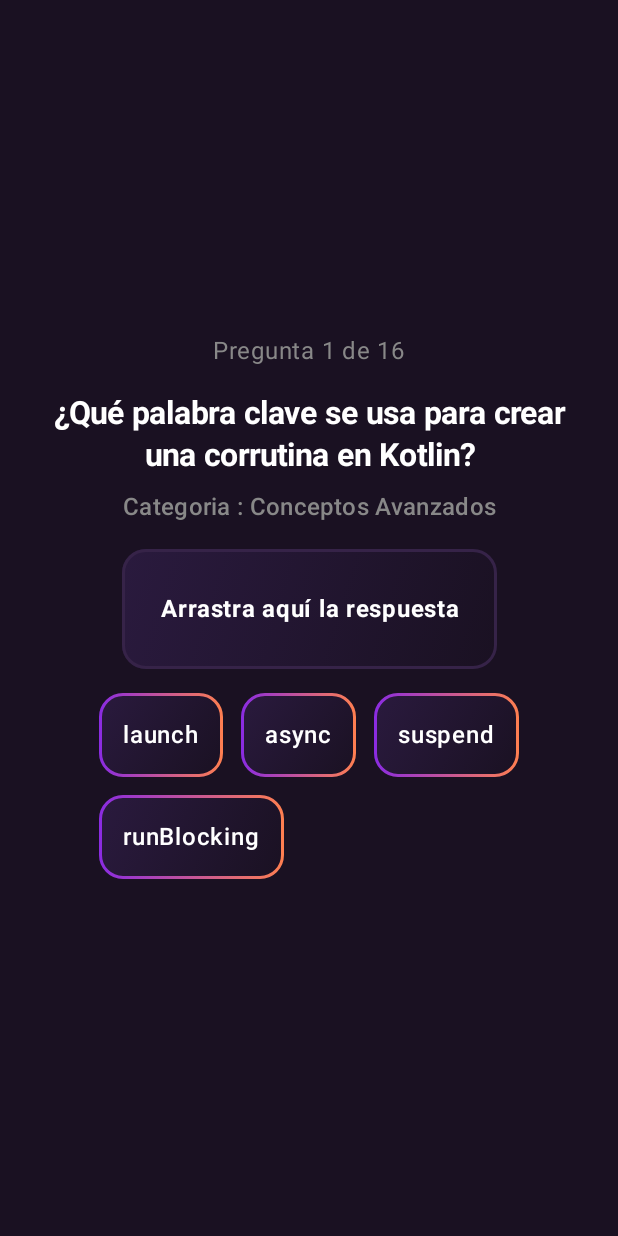
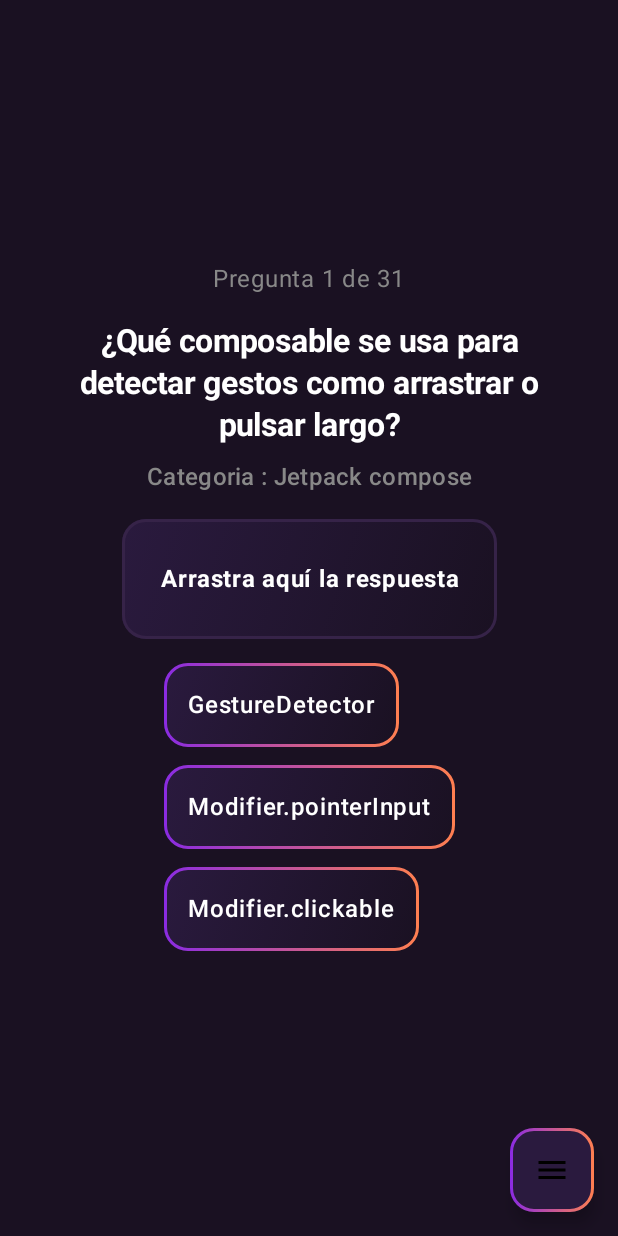
Before and after one commit to SantiagoGrinblat/KotlinQuiz, an Android app built with Jetpack Compose: the screen it shows after launch (MainActivity), on a phone screen of 412 x 824 dp. Run offline under Robolectric (Android 15) with nearby library versions, the phone set to English and light mode, and no system bars.

Commit message:
se creo menu lateral, para poder filtrar preguntas y se agreagron mas de estas

```diff
--- a/app/src/main/java/com/santidev/kotlinquiz/MainActivity.kt
+++ b/app/src/main/java/com/santidev/kotlinquiz/MainActivity.kt
@@ -4,8 +4,13 @@ import android.os.Bundle
 import androidx.activity.ComponentActivity
 import androidx.activity.compose.setContent
 import androidx.activity.enableEdgeToEdge
+import androidx.compose.foundation.layout.Box
+import androidx.compose.foundation.layout.fillMaxSize
+import androidx.compose.foundation.layout.padding
+import androidx.compose.ui.Modifier
 import com.santidev.kotlinquiz.ui.screen.QuizScreen
 import com.santidev.kotlinquiz.ui.theme.KotlinQuizTheme
+import com.santidev.kotlinquiz.utils.DetailedMenu
 
 class MainActivity : ComponentActivity() {
   override fun onCreate(savedInstanceState: Bundle?) {
@@ -13,7 +18,14 @@ class MainActivity : ComponentActivity() {
     enableEdgeToEdge()
     setContent {
       KotlinQuizTheme {
-        QuizScreen()
+        DetailedMenu { paddingValues ->
+          Box(modifier = Modifier
+            .fillMaxSize()
+            .padding(paddingValues)
+          ) {
+            QuizScreen()
+          }
+        }
       }
     }
   }
--- a/app/src/main/java/com/santidev/kotlinquiz/data/SampleQuestions.kt
+++ b/app/src/main/java/com/santidev/kotlinquiz/data/SampleQuestions.kt
@@ -132,4 +132,124 @@ val sampleQuestions = listOf(
     explanation = "Las lambdas son funciones anónimas que se pueden pasar como parámetros o asignar a variables.",
     category = QuestionCategory.ADVANCED.displayName
   ),
+  Question(
+    id = 17,
+    text = "¿Cuál es la palabra clave para crear una variable que NO puede ser nula?",
+    options = listOf("var", "val", "lateinit"),
+    correctAnswer = "lateinit",
+    explanation = "lateinit permite declarar propiedades no nulas que se inicializan después, pero garantiza que no serán null cuando se accedan.",
+    category = QuestionCategory.FUNDAMENTALS.displayName
+  ),
+  Question(
+    id = 18,
+    text = "¿Qué operador se usa para el safe call en Kotlin?",
+    options = listOf("( !! )", "( ?. )", "( ?.let )"),
+    correctAnswer = "( ?. )",
+    explanation = "El operador ?. permite llamar métodos o acceder a propiedades solo si el objeto no es null, evitando NullPointerException.",
+    category = QuestionCategory.FUNDAMENTALS.displayName
+  ),
+  Question(
+    id = 19,
+    text = "¿Cuál es la diferencia entre '==' y '===' en Kotlin??",
+    options = listOf("No hay diferencia", "== compara valor, === compara referencia", "== compara referencia, === compara valor"),
+    correctAnswer = "== compara valor, === compara referencia",
+    explanation = "== compara el contenido (llama a equals()), mientras que === compara si son el mismo objeto en memoria.",
+    category = QuestionCategory.FUNDAMENTALS.displayName
+  ),
+  Question(
+    id = 20,
+    text = "¿Cuál es el operador Elvis en Kotlin?",
+    options = listOf("( ?: )", "( ?? )", "( ?! )"),
+    correctAnswer = "( ?: )",
+    explanation = "se utiliza para manejar valores nulos de manera concisa y segura, proporcionando un valor predeterminado cuando una expresión es nula. Si la expresión a la izquierda del operador no es nula, se devuelve su valor; si es nula, se devuelve el valor a la derecha del operador.",
+    category = QuestionCategory.FUNDAMENTALS.displayName
+  ),
+  Question(
+    id = 21,
+    text = "¿Cuál es la diferencia entre 'LazyColumn' y 'Column'?",
+    options = listOf("LazyColumn solo soporta listas pequeñas", "Column siempre recicla vistas, LazyColumn no", "LazyColumn solo renderiza elementos visibles"),
+    correctAnswer = "LazyColumn solo renderiza elementos visibles",
+    explanation = "LazyColumn es eficiente porque solo compone los ítems visibles y algunos adicionales para el scroll.",
+    category = QuestionCategory.COMPOSE.displayName
+  ),
+  Question(
+    id = 22,
+    text = "¿Cuál es el propósito de 'SideEffect' en Compose?",
+    options = listOf("Ejecutar código cada vez que ocurre una recomposición", "Evitar fugas de memoria", "Persistir estado entre recomposiciones"),
+    correctAnswer = "Ejecutar código cada vez que ocurre una recomposición",
+    explanation = "SideEffect se usa para ejecutar acciones que deben ocurrir en cada recomposición.",
+    category = QuestionCategory.COMPOSE.displayName
+  ),
+  Question(
+    id = 23,
+    text = "¿Qué hace 'AnimatedVisibility'?",
+    options = listOf("Cambia colores de fondo", "Muestra u oculta un composable con animación", "Redibuja automáticamente al cambiar de estado"),
+    correctAnswer = "Muestra u oculta un composable con animación",
+    explanation = "AnimatedVisibility es ideal para transiciones suaves al mostrar/ocultar elementos.",
+    category = QuestionCategory.COMPOSE.displayName
+  ),
+  Question(
+    id = 24,
+    text = "¿Cuál es el rol del 'Scaffold' en Compose?",
+    options = listOf("Proporcionar una estructura de pantalla con barra superior, inferior, FAB, etc.", "Crear layouts flexibles", "Mostrar datos en tablas"),
+    correctAnswer = "Proporcionar una estructura de pantalla con barra superior, inferior, FAB, etc.",
+    explanation = "Scaffold organiza pantallas completas con componentes de Material Design de manera coherente.",
+    category = QuestionCategory.COMPOSE.displayName
+  ),
+  Question(
+    id = 25,
+    text = "¿Qué composable se usa para detectar gestos como arrastrar o pulsar largo?",
+    options = listOf("GestureDetector", "Modifier.pointerInput", "Modifier.clickable"),
+    correctAnswer = "Modifier.pointerInput",
+    explanation = "pointerInput permite manejar gestos personalizados como drag, long press o multitouch.",
+    category = QuestionCategory.COMPOSE.displayName
+  ),
+  Question(
+    id = 26,
+    text = "¿Qué hace 'Crossfade' en Compose?",
+    options = listOf("Aplica transición de opacidad entre dos composables", "Duplica un composable", "Cambia el color de fondo gradualmente"),
+    correctAnswer = "Aplica transición de opacidad entre dos composables",
+    explanation = "Crossfade permite animar un cambio entre dos composables con efecto de desvanecimiento.",
+    category = QuestionCategory.COMPOSE.displayName
+  ),
+  Question(
+    id = 27,
+    text = "¿Qué función usas para observar un Flow en Compose?",
+    options = listOf("observeAsState()", "collectAsState()", "rememberFlow()"),
+    correctAnswer = "collectAsState()",
+    explanation = "collectAsState convierte un Flow en un State observable por Compose.",
+    category = QuestionCategory.COMPOSE.displayName
+  ),
+  Question(
+    id = 28,
+    text = "¿Qué diferencia hay entre 'LocalContext.current' y 'LocalLifecycleOwner.current'?",
+    options = listOf("LocalContext da acceso al contexto de Android, LocalLifecycleOwner al ciclo de vida", "Son equivalentes", "Ambos devuelven un Context"),
+    correctAnswer = "LocalContext da acceso al contexto de Android, LocalLifecycleOwner al ciclo de vida",
+    explanation = "LocalContext.current da el contexto Android, LocalLifecycleOwner.current permite acceder al ciclo de vida actual.",
+    category = QuestionCategory.COMPOSE.displayName
+  ),
+  Question(
+    id = 29,
+    text = "¿Cuál es la diferencia entre 'interface' y 'abstract class'?",
+    options = listOf("Son equivalentes", "Una interface no guarda estado, una abstract class sí puede", "Solo las interfaces pueden tener constructores"),
+    correctAnswer = "Una interface no guarda estado, una abstract class sí puede",
+    explanation = "Las interfaces definen contratos sin estado, mientras que las abstract class pueden contener propiedades con estado.",
+    category = QuestionCategory.POO.displayName
+  ),
+  Question(
+    id = 30,
+    text = "¿Qué es el polimorfismo en Kotlin?",
+    options = listOf("La posibilidad de usar genéricos", "El paso por referencia", "La capacidad de una función/clase de tener múltiples formas",),
+    correctAnswer = "La capacidad de una función/clase de tener múltiples formas",
+    explanation = "El polimorfismo permite que una clase hija sobrescriba comportamientos de la clase padre o comparta una misma interfaz.",
+    category = QuestionCategory.POO.displayName
+  ),
+  Question(
+    id = 31,
+    text = "¿Qué diferencia hay entre 'companion object' y 'object' normal?",
+    options = listOf("Son equivalentes", "companion object está ligado a una clase, object normal es un singleton global", "companion object no puede contener métodos"),
+    correctAnswer = "companion object está ligado a una clase, object normal es un singleton global",
+    explanation = "El companion object sirve para miembros estáticos asociados a una clase.",
+    category = QuestionCategory.POO.displayName
+  ),
 )
--- /dev/null
+++ b/app/src/main/java/com/santidev/kotlinquiz/utils/DetailedMenu.kt
@@ -0,0 +1,134 @@
+package com.santidev.kotlinquiz.utils
+
+import FilteredList
+import androidx.compose.foundation.background
+import androidx.compose.foundation.border
+import androidx.compose.foundation.layout.Box
+import androidx.compose.foundation.layout.Column
+import androidx.compose.foundation.layout.PaddingValues
+import androidx.compose.foundation.layout.Spacer
+import androidx.compose.foundation.layout.fillMaxSize
+import androidx.compose.foundation.layout.fillMaxWidth
+import androidx.compose.foundation.layout.height
+import androidx.compose.foundation.layout.padding
+import androidx.compose.foundation.lazy.grid.GridCells
+import androidx.compose.foundation.lazy.grid.LazyVerticalGrid
+import androidx.compose.foundation.lazy.grid.items
+import androidx.compose.foundation.rememberScrollState
+import androidx.compose.foundation.shape.RoundedCornerShape
+import androidx.compose.foundation.verticalScroll
+import androidx.compose.material.icons.Icons
+import androidx.compose.material.icons.filled.Menu
+import androidx.compose.material3.Card
+import androidx.compose.material3.DrawerDefaults
+import androidx.compose.material3.DrawerValue
+import androidx.compose.material3.ExperimentalMaterial3Api
+import androidx.compose.material3.FabPosition
+import androidx.compose.material3.FloatingActionButton
+import androidx.compose.material3.HorizontalDivider
+import androidx.compose.material3.Icon
+import androidx.compose.material3.IconButton
+import androidx.compose.material3.MaterialTheme
+import androidx.compose.material3.ModalDrawerSheet
+import androidx.compose.material3.ModalNavigationDrawer
+import androidx.compose.material3.NavigationDrawerItem
+import androidx.compose.material3.Scaffold
+import androidx.compose.material3.Text
+import androidx.compose.material3.TopAppBar
+import androidx.compose.material3.rememberDrawerState
+import androidx.compose.runtime.Composable
+import androidx.compose.runtime.rememberCoroutineScope
+import androidx.compose.ui.Alignment
+import androidx.compose.ui.Modifier
+import androidx.compose.ui.geometry.Offset
+import androidx.compose.ui.graphics.Brush
+import androidx.compose.ui.graphics.Color
+import androidx.compose.ui.text.font.FontWeight
+import androidx.compose.ui.text.style.TextAlign
+import androidx.compose.ui.unit.dp
+import androidx.compose.ui.unit.sp
+import kotlinx.coroutines.launch
+import java.util.Collections.list
+
+@OptIn(ExperimentalMaterial3Api::class)
+@Composable
+fun DetailedMenu(
+  content: @Composable (PaddingValues) -> Unit
+) {
+  val drawerState = rememberDrawerState(initialValue = DrawerValue.Closed)
+  val scope = rememberCoroutineScope()
+
+  ModalNavigationDrawer(
+    drawerContent = {
+      ModalDrawerSheet {
+        Box(
+          modifier = Modifier
+            .fillMaxSize()
+            .background(
+              brush = Brush.linearGradient(
+                colors = listOf(
+                  Color(0xFF2A1A3E),
+                  Color(0xFF1A1122)
+                ),
+                start = Offset(0f, 0f),
+                end = Offset(Float.POSITIVE_INFINITY, Float.POSITIVE_INFINITY)
+              )
+            )
+            .border(2.dp, Color(0xFF362348), RoundedCornerShape(16.dp))
+        ) {
+          Column(modifier = Modifier
+            .padding(horizontal = 16.dp)
+            .verticalScroll(rememberScrollState())
+          ) {
+            Spacer(modifier = Modifier.height(12.dp))
+
+            Text(
+              "Categorias",
+              modifier = Modifier.padding(16.dp),
+              style = MaterialTheme.typography.titleLarge
+            )
+
+            HorizontalDivider()
+
+            FilteredList()
+
+            HorizontalDivider()
+
+            Spacer(Modifier.height(12.dp))
+          }
+        }
+      }
+    },
+    drawerState = drawerState
+  ) {
+    Box(modifier = Modifier.fillMaxSize()) {
+
+      content(PaddingValues(0.dp))
+
+      FloatingActionButton(
+        onClick = {
+          scope.launch {
+            if (drawerState.isClosed) {
+              drawerState.open()
+            } else {
+              drawerState.close()
+            }
+          }
+        },
+        containerColor = Color(0xFF2A1A3E),
+        modifier = Modifier
+          .align(Alignment.BottomEnd)
+          .padding(16.dp)
+          .border(
+            width = 2.dp,
+            brush = Brush.horizontalGradient(
+              colors = listOf(Color(0xFF8A2BE2), Color(0xFFFF7F50))
+            ),
+            shape = RoundedCornerShape(16.dp)
+          )
+      ) {
+        Icon(Icons.Default.Menu, contentDescription = "Abrir menú")
+      }
+    }
+  }
+}
--- /dev/null
+++ b/app/src/main/java/com/santidev/kotlinquiz/utils/FilteredList.kt
@@ -0,0 +1,82 @@
+import androidx.compose.foundation.Image
+import androidx.compose.foundation.clickable
+import androidx.compose.foundation.layout.Arrangement
+import androidx.compose.foundation.layout.Box
+import androidx.compose.foundation.layout.PaddingValues
+import androidx.compose.foundation.layout.aspectRatio
+import androidx.compose.foundation.layout.fillMaxSize
+import androidx.compose.foundation.layout.fillMaxWidth
+import androidx.compose.foundation.layout.height
+import androidx.compose.foundation.layout.padding
+import androidx.compose.foundation.layout.size
+import androidx.compose.foundation.lazy.grid.GridCells
+import androidx.compose.foundation.lazy.grid.LazyVerticalGrid
+import androidx.compose.foundation.lazy.grid.items
+import androidx.compose.material3.Card
+import androidx.compose.material3.CardDefaults
+import androidx.compose.material3.Text
+import androidx.compose.runtime.Composable
+import androidx.compose.ui.Alignment
+import androidx.compose.ui.Modifier
+import androidx.compose.ui.graphics.Color
+import androidx.compose.ui.layout.ContentScale
+import androidx.compose.ui.res.painterResource
+import androidx.compose.ui.text.font.FontWeight
+import androidx.compose.ui.text.style.TextAlign
+import androidx.compose.ui.unit.dp
+import androidx.compose.ui.unit.sp
+import com.santidev.kotlinquiz.R
+import com.santidev.kotlinquiz.utils.GridItemWithDrawable
+
+@Composable
+fun FilteredList(){
+  val itemsImage = listOf(
+    GridItemWithDrawable("kotlin", R.drawable.kotlinlogo),
+    GridItemWithDrawable("jetpack compose", R.drawable.jclogob),
+    GridItemWithDrawable("Preguntas avanzadas", R.drawable.advancelogob),
+    GridItemWithDrawable("poo", R.drawable.poologob)
+  )
+
+  LazyVerticalGrid(
+    columns = GridCells.Fixed(2), // 2 columnas para 4 elementos
+    modifier = Modifier
+      .fillMaxWidth()
+      .height(330.dp),
+    contentPadding = PaddingValues(
+      start = 8.dp,
+      top = 8.dp,
+      end = 8.dp,
+      bottom = 8.dp
+    ),
+    verticalArrangement = Arrangement.spacedBy(8.dp),
+    horizontalArrangement = Arrangement.spacedBy(8.dp),
+    content = {
+      items(itemsImage.size) { index ->
+        Card(
+          modifier = Modifier
+            .fillMaxWidth()
+            .aspectRatio(1f)
+            .clickable {
+              /*Se genera la accion de filtracion*/
+            },
+          colors = CardDefaults.cardColors(
+            containerColor = Color(0xFF3D2A52).copy(alpha = 0.8f)
+          ),
+          elevation = CardDefaults.cardElevation(defaultElevation = 4.dp)
+        ) {
+          Box(
+            modifier = Modifier.fillMaxSize(),
+            contentAlignment = Alignment.Center
+          ) {
+            Image(
+              painter = painterResource(id = itemsImage[index].drawableResId),
+              contentDescription = itemsImage[index].name,
+              modifier = Modifier.fillMaxSize(),
+              contentScale = ContentScale.Fit
+            )
+          }
+        }
+      }
+    }
+  )
+}
--- /dev/null
+++ b/app/src/main/java/com/santidev/kotlinquiz/utils/GridItem.kt
@@ -0,0 +1,6 @@
+package com.santidev.kotlinquiz.utils
+
+data class GridItemWithDrawable(
+  val name: String,
+  val drawableResId: Int
+)
--- a/app/src/main/java/com/santidev/kotlinquiz/utils/MenuCategory.kt
+++ /dev/null
@@ -1,55 +0,0 @@
-package com.santidev.kotlinquiz.utils
-
-import androidx.compose.foundation.layout.Column
-import androidx.compose.foundation.layout.fillMaxHeight
-import androidx.compose.foundation.layout.fillMaxWidth
-import androidx.compose.foundation.layout.padding
-import androidx.compose.material3.Button
-import androidx.compose.material3.ExperimentalMaterial3Api
-import androidx.compose.material3.ModalBottomSheet
-import androidx.compose.material3.Text
-import androidx.compose.material3.rememberModalBottomSheetState
-import androidx.compose.runtime.Composable
-import androidx.compose.runtime.getValue
-import androidx.compose.runtime.mutableStateOf
-import androidx.compose.runtime.remember
-import androidx.compose.runtime.setValue
-import androidx.compose.ui.Alignment
-import androidx.compose.ui.Modifier
-import androidx.compose.ui.unit.dp
-
-/*
-@OptIn(ExperimentalMaterial3Api::class)
-@Composable
-fun PartialBottomSheet() {
-  var showBottomSheet by remember { mutableStateOf(false) }
-  val sheetState = rememberModalBottomSheetState(
-    skipPartiallyExpanded = false,
-  )
-
-  Column(
-    modifier = Modifier
-      .fillMaxWidth(),
-    horizontalAlignment = Alignment.CenterHorizontally,
-  ) {
-    Button(
-      onClick = { showBottomSheet = true }
-    ) {
-      Text("Confirmar categoria")
-    }
-
-    if (showBottomSheet) {
-      ModalBottomSheet(
-        modifier = Modifier.fillMaxHeight(),
-        sheetState = sheetState,
-        onDismissRequest = { showBottomSheet = false }
-      ) {
-        Text(
-          "Swipe up to open sheet. Swipe down to dismiss.",
-          modifier = Modifier
-            .padding(16.dp)
-        )
-      }
-    }
-  }
-}*/
--- /dev/null
+++ b/app/src/main/java/com/santidev/kotlinquiz/utils/itemsImage.kt
@@ -0,0 +1,10 @@
+package com.santidev.kotlinquiz.utils
+
+import com.santidev.kotlinquiz.R
+
+val itemsImage = listOf(
+  GridItemWithDrawable("kotlin", R.drawable.kotlinlogo),
+  GridItemWithDrawable("kotlin", R.drawable.kotlinlogo),
+  GridItemWithDrawable("kotlin", R.drawable.kotlinlogo),
+  GridItemWithDrawable("kotlin", R.drawable.kotlinlogo)
+)
```
Also changed, not shown: app/src/main/res/drawable/advancelogob.png (added), app/src/main/res/drawable/jclogob.png (added), app/src/main/res/drawable/kotlinlogo.png (added), app/src/main/res/drawable/poologob.png (added).
